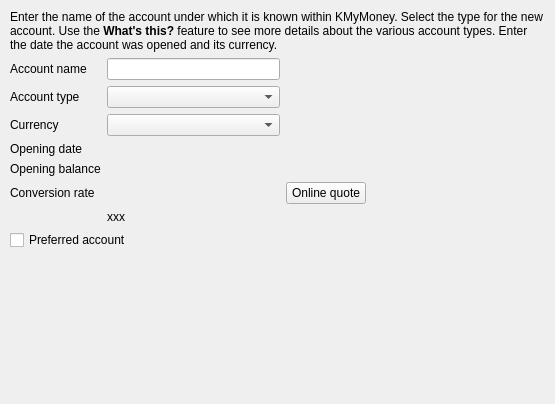
KDE/kmymoney, file kmymoney/wizards/newaccountwizard/kaccounttypepage.ui: the form before one commit.
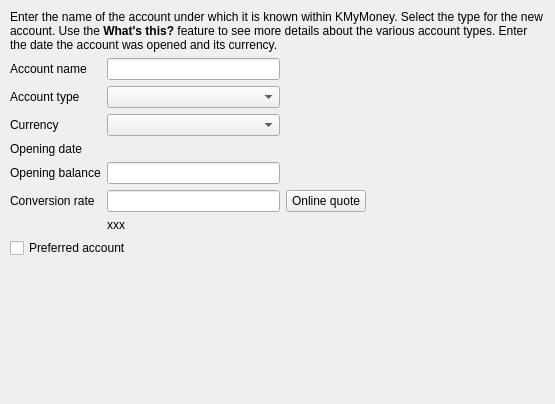
The form after the commit. Custom widgets are drawn as their Qt base class.

Commit message:
Change KMyMoneyEdit to AmountEdit
Summary:
Refactor KMyMoney to use just AmountEdit

Test Plan: "make test" and explore the interface

Reviewers: #kmymoney, tbaumgart

Reviewed By: #kmymoney, tbaumgart

Subscribers: wojnilowicz, brunourias, tbaumgart

Diff of the .ui file:
```diff
--- a/kmymoney/wizards/newaccountwizard/kaccounttypepage.ui
+++ b/kmymoney/wizards/newaccountwizard/kaccounttypepage.ui
@@ -169,7 +169,7 @@
       </widget>
      </item>
      <item row="4" column="1">
-      <widget class="KMyMoneyEdit" name="m_openingBalance">
+      <widget class="AmountEdit" name="m_openingBalance">
        <property name="minimumSize">
         <size>
          <width>150</width>
@@ -199,7 +199,7 @@
       </widget>
      </item>
      <item row="5" column="1">
-      <widget class="KMyMoneyEdit" name="m_conversionRate">
+      <widget class="AmountEdit" name="m_conversionRate">
        <property name="focusPolicy">
         <enum>Qt::StrongFocus</enum>
        </property>
@@ -291,9 +291,9 @@
    <container>1</container>
   </customwidget>
   <customwidget>
-   <class>KMyMoneyEdit</class>
-   <extends>QFrame</extends>
-   <header>kmymoneyedit.h</header>
+   <class>AmountEdit</class>
+   <extends>QLineEdit</extends>
+   <header>amountedit.h</header>
   </customwidget>
   <customwidget>
    <class>KMyMoneyGeneralCombo</class>
```
The commit also changes 63 other files.
